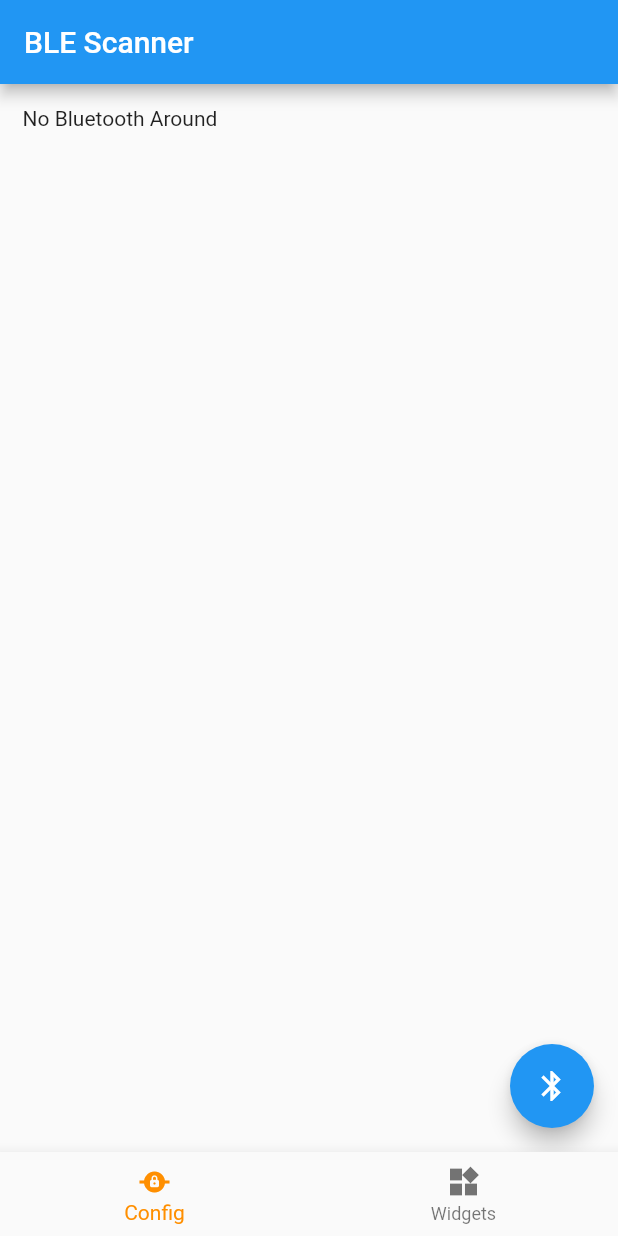
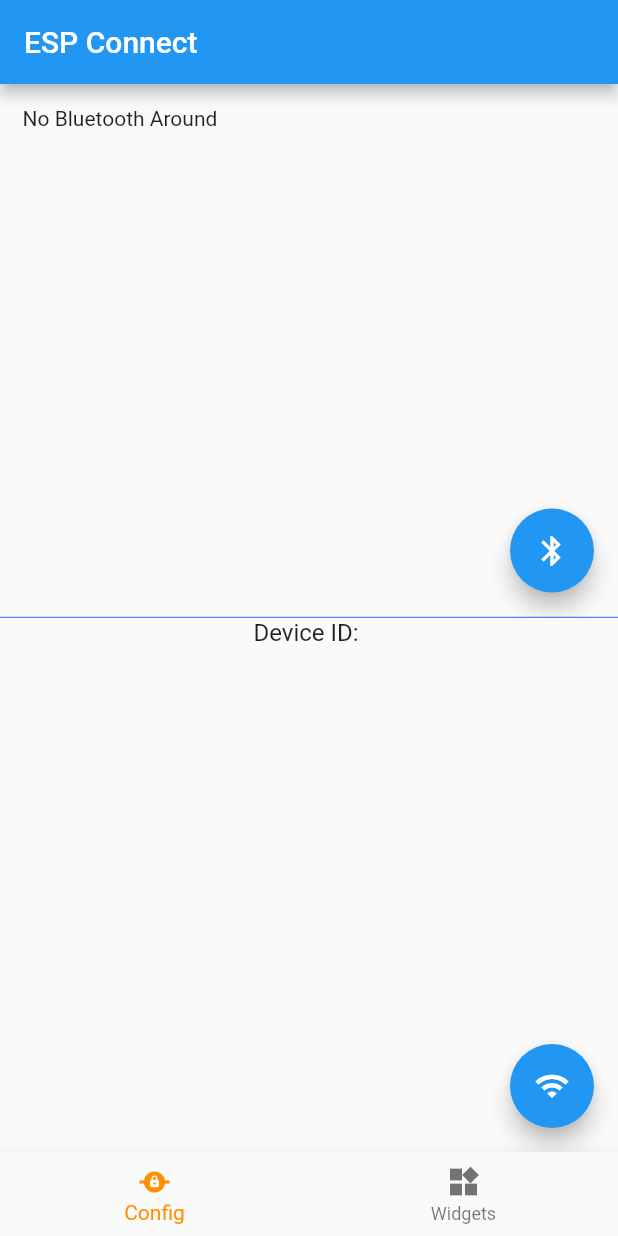
Before and after one commit to ImmortalBoi/ESP-Assistant, a Flutter app: the screen it shows after launch, after a tap on the "bluetooth" icon, on a phone screen of 412 x 824 dp. Run offline on Flutter 3.47's test engine with Material 2 defaults, Android fonts, the phone set to English and light mode, and no system bars; our stand-ins replace get, location; missing offline and left inert: flutter_reactive_ble.

Commit message:
Added all bluetooth connection

```diff
--- /dev/null
+++ b/flutter_app/lib/Controller/wifi_connect_controller.dart
@@ -0,0 +1,59 @@
+import 'package:get/get.dart';
+import 'package:flutter/material.dart';
+import 'package:flutter_reactive_ble/flutter_reactive_ble.dart';
+
+class WifiConnectController extends GetxController {
+  final FlutterReactiveBle _ble = FlutterReactiveBle();
+
+  final RxString receivedData = ''.obs;
+  final RxString deviceID = ''.obs;
+  final RxString ssid = ''.obs;
+  final RxString response = ''.obs;
+  final RxBool isSubscribed = false.obs;
+  final RxList<String> receivedDataList = <String>[].obs;
+  final TextEditingController textController = TextEditingController();
+
+  void setDeviceID(String deviceId) {
+    if (deviceId.isNotEmpty) {
+      isSubscribed.value = true;
+      deviceID.value = deviceId;
+      subscribeToCharacteristic(deviceId);
+    }
+  }
+
+  void subscribeToCharacteristic(String deviceId){
+    try {
+      final characteristic = QualifiedCharacteristic(
+        serviceId: Uuid.parse("4fafc201-1fb5-459e-8fcc-c5c9c331914b"),
+        characteristicId: Uuid.parse("ddbc2cd8-3336-41ab-9b56-6ea85b2fefd7"),
+        deviceId: deviceId,
+      );
+
+      _ble.subscribeToCharacteristic(characteristic).listen((data) {
+        final receivedData = String.fromCharCodes(data);
+        if (!receivedDataList.contains(receivedData)) {
+          print("I LISTENED");
+          receivedDataList.add(receivedData);
+        }
+      });
+    } catch (e) {
+      // Handle any errors
+      print('Error subscribing to characteristic: $e');
+    }
+  }
+
+  void writeCharacteristic(String text) async {
+    final characteristic = QualifiedCharacteristic(
+      serviceId: Uuid.parse("4fafc201-1fb5-459e-8fcc-c5c9c331914b"),
+      characteristicId: Uuid.parse("beb5483e-36e1-4688-b7f5-ea07361b26a8"),
+      deviceId: deviceID.value,
+    );
+
+    try {
+      await _ble.writeCharacteristicWithResponse(characteristic, value: "${ssid.value};;;$text".codeUnits).then((value) => response.value);
+    } catch (e) {
+      // Handle any errors
+      print('Error writing to characteristic: $e');
+    }
+  }
+}
--- a/flutter_app/lib/Tabs/connect_config_widget.dart
+++ /dev/null
@@ -1,170 +0,0 @@
-import 'package:flutter_reactive_ble/flutter_reactive_ble.dart';
-import 'package:flutter/material.dart';
-import 'package:location/location.dart' as location;
-import 'dart:async';
-
-class ConnectConfigWidget extends StatefulWidget {
-  const ConnectConfigWidget({super.key});
-
-  @override
-  State<ConnectConfigWidget> createState() => _ConnectConfigWidgetState();
-}
-
-class _ConnectConfigWidgetState extends State<ConnectConfigWidget> {
-  List<DiscoveredDevice> uniqueDevices = [];
-  final flutterReactiveBle = FlutterReactiveBle();
-  Stream<List<DiscoveredDevice>> devicesStream = const Stream.empty();
-
-  @override
-  void initState() {
-    super.initState();
-    devicesStream = scanForDevices();
-  }
-
-  @override
-  Widget build(BuildContext context) {
-    return Scaffold(
-      appBar: AppBar(
-        title: const Text('BLE Scanner'),
-      ),
-      body: StreamBuilder<List<DiscoveredDevice>>(
-        stream: devicesStream,
-        builder: (BuildContext context,
-            AsyncSnapshot<List<DiscoveredDevice>> snapshot) {
-          if (snapshot.hasError) {
-            return Text('Error: ${snapshot.error}');
-          }
-
-          if (snapshot.connectionState == ConnectionState.waiting) {
-            return const Padding(
-              padding: EdgeInsets.all(15), //apply padding to all four sides
-              child: Text('Waiting for data...'),
-            );
-          }
-
-          if (snapshot.hasData) {
-            final devices = snapshot.data!;
-            return ListView.builder(
-              itemCount: devices.length,
-              itemBuilder: (context, index) {
-                final device = devices[index];
-                return Padding(
-                    padding: const EdgeInsets.all(15),
-                    child: Card(
-                        shape: RoundedRectangleBorder(
-                          borderRadius: BorderRadius.circular(15),
-                          side: const BorderSide(
-                            color: Colors.black,
-                          ),
-                        ),
-                        elevation: 16,
-                        shadowColor: Colors.blue,
-                        child: ListTile(
-                            title: Text(
-                                (device.name == "" ? 'No name' : device.name)),
-                            subtitle: Text(device.id),
-                            trailing: const Icon(Icons.bluetooth_connected),
-                            onTap: () {
-                              showModalBottomSheet<void>(
-                                context: context,
-                                builder: (BuildContext context) {
-                                  var connectionValue = "";
-                                  flutterReactiveBle.connectToDevice(
-                                    id: device.id,
-                                    // servicesWithCharacteristicsToDiscover: {serviceId: [char1, char2]},
-                                    connectionTimeout: const Duration(seconds: 2),
-                                  ).listen((connectionState) {
-                                    if (connectionState.connectionState == DeviceConnectionState.connected){
-                                      connectionValue = "Connected";
-                                    }
-                                    else{
-                                      connectionValue = "Unknown";
-                                    }
-                                    // Handle connection state updates
-                                  }, onError: (Object error) {
-                                    // Handle a possible error
-                                  });
-
-                                  return Container(
-                                    height: 200,
-                                    color: Colors.amber,
-                                    child: Center(
-                                      child: Column(
-                                        mainAxisAlignment:
-                                            MainAxisAlignment.center,
-                                        mainAxisSize: MainAxisSize.min,
-                                        children: <Widget>[
-                                          Text(connectionValue),
-
-                                          ElevatedButton(
-                                            child:
-                                                const Text('Close BottomSheet'),
-                                            onPressed: () =>
-                                                Navigator.pop(context),
-                                          ),
-                                        ],
-                                      ),
-                                    ),
-                                  );
-                                },
-                              );
-                            })));
-              },
-            );
-          }
-
-          return const Padding(
-            padding: EdgeInsets.all(15),
-            child: Text('No Bluetooth Around'),
-          );
-        },
-      ),
-      floatingActionButton: FloatingActionButton(
-        onPressed: () async {
-          devicesStream = scanForDevices();
-          setState(() {});
-          uniqueDevices = [];
-        },
-        child: const Icon(Icons.bluetooth),
-      ),
-    );
-  }
-
-  Stream<List<DiscoveredDevice>> scanForDevices() async* {
-    try {
-      final locationPermissionStatus =
-          await location.Location().hasPermission();
-      if (locationPermissionStatus == location.PermissionStatus.denied) {
-        final permissionStatus = await location.Location().requestPermission();
-        if (permissionStatus != location.PermissionStatus.granted) {
-          throw Exception('Location permission not granted');
-        }
-      }
-
-      final controller = StreamController<DiscoveredDevice>();
-      final scanSubscription = flutterReactiveBle.scanForDevices(
-        withServices: [],
-        scanMode: ScanMode.lowPower,
-        requireLocationServicesEnabled: true,
-      ).listen((device) {
-        controller.add(device);
-      });
-
-      Timer(const Duration(seconds: 5), () {
-        scanSubscription.cancel();
-        controller.close();
-      });
-
-      yield* controller.stream.asyncExpand((device) async* {
-        print(device.name);
-        if (!uniqueDevices.any((d) => d.id == device.id)) {
-          uniqueDevices.add(device);
-          yield uniqueDevices;
-        }
-      });
-    } catch (e) {
-      print('Error: $e');
-      // Handle any errors
-    }
-  }
-}
--- /dev/null
+++ b/flutter_app/lib/Widget/Bluetooth/bluetooth_connect_widget.dart
@@ -0,0 +1,136 @@
+import 'package:flutter_reactive_ble/flutter_reactive_ble.dart';
+import 'package:flutter/material.dart';
+import 'package:location/location.dart' as location;
+import 'package:flutter_app/Widget/Bluetooth/ble_connect_status_modal.dart';
+import 'dart:async';
+
+class BluetoothConnectWidget extends StatefulWidget {
+  const BluetoothConnectWidget({super.key});
+
+  @override
+  State<BluetoothConnectWidget> createState() => _BluetoothConnectWidgetState();
+}
+
+class _BluetoothConnectWidgetState extends State<BluetoothConnectWidget> {
+  List<DiscoveredDevice> uniqueDevices = [];
+  final flutterReactiveBle = FlutterReactiveBle();
+  Stream<List<DiscoveredDevice>> devicesStream = const Stream.empty();
+
+  @override
+  void initState() {
+    super.initState();
+    devicesStream = scanForDevices();
+  }
+
+  @override
+  Widget build(BuildContext context) {
+    return Container(
+      decoration: const BoxDecoration(
+          border: Border(bottom: BorderSide(color: Colors.blueAccent))),
+      child: Scaffold(
+        body: StreamBuilder<List<DiscoveredDevice>>(
+          stream: devicesStream,
+          builder: (BuildContext context,
+              AsyncSnapshot<List<DiscoveredDevice>> snapshot) {
+            if (snapshot.hasError) {
+              return Text('Error: ${snapshot.error}');
+            }
+
+            if (snapshot.connectionState == ConnectionState.waiting) {
+              return const Padding(
+                padding: EdgeInsets.all(15), //apply padding to all four sides
+                child: Text('Waiting for data...'),
+              );
+            }
+
+            if (snapshot.hasData) {
+              final devices = snapshot.data!;
+              return ListView.builder(
+                itemCount: devices.length,
+                itemBuilder: (context, index) {
+                  final device = devices[index];
+                  return Padding(
+                      padding: const EdgeInsets.all(15),
+                      child: Card(
+                          shape: RoundedRectangleBorder(
+                            borderRadius: BorderRadius.circular(15),
+                            side: const BorderSide(
+                              color: Colors.black,
+                            ),
+                          ),
+                          elevation: 16,
+                          shadowColor: Colors.blue,
+                          child: ListTile(
+                              title: Text((device.name == ""
+                                  ? 'No name'
+                                  : device.name)),
+                              subtitle: Text(device.id),
+                              trailing: const Icon(Icons.bluetooth_connected),
+                              onTap: () {
+                                showModalBottomSheet<void>(
+                                  context: context,
+                                  builder: (context) {
+                                    return BleModalWidget(deviceId: device.id);
+                                  },
+                                );
+                              })));
+                },
+              );
+            }
+
+            return const Padding(
+              padding: EdgeInsets.all(15),
+              child: Text('No Bluetooth Around'),
+            );
+          },
+        ),
+        floatingActionButton: FloatingActionButton(
+          onPressed: () async {
+            devicesStream = scanForDevices();
+            setState(() {});
+            uniqueDevices = [];
+          },
+          child: const Icon(Icons.bluetooth),
+        ),
+      ),
+    );
+  }
+
+  Stream<List<DiscoveredDevice>> scanForDevices() async* {
+    try {
+      final locationPermissionStatus =
+          await location.Location().hasPermission();
+      if (locationPermissionStatus == location.PermissionStatus.denied) {
+        final permissionStatus = await location.Location().requestPermission();
+        if (permissionStatus != location.PermissionStatus.granted) {
+          throw Exception('Location permission not granted');
+        }
+      }
+
+      final controller = StreamController<DiscoveredDevice>();
+      final scanSubscription = flutterReactiveBle.scanForDevices(
+        withServices: [],
+        scanMode: ScanMode.lowPower,
+        requireLocationServicesEnabled: true,
+      ).listen((device) {
+        controller.add(device);
+      });
+
+      Timer(const Duration(seconds: 5), () {
+        scanSubscription.cancel();
+        controller.close();
+      });
+
+      yield* controller.stream.asyncExpand((device) async* {
+        print(device.name);
+        if (!uniqueDevices.any((d) => d.id == device.id)) {
+          uniqueDevices.add(device);
+          yield uniqueDevices;
+        }
+      });
+    } catch (e) {
+      print('Error: $e');
+      // Handle any errors
+    }
+  }
+}
--- /dev/null
+++ b/flutter_app/lib/Widget/Wifi/wifi_connect_widget.dart
@@ -0,0 +1,66 @@
+import 'package:flutter/material.dart';
+import 'package:flutter_app/Widget/Wifi/wifi_modal_widget.dart';
+import 'package:get/get.dart';
+import 'package:flutter_app/Controller/wifi_connect_controller.dart';
+
+class WifiConnectWidget extends StatelessWidget {
+  final WifiConnectController controller = Get.put(WifiConnectController());
+
+  WifiConnectWidget({Key? key}) : super(key: key);
+
+  @override
+  Widget build(BuildContext context) {
+    return Scaffold(
+      body: Obx(() => Column(
+            children: <Widget>[
+              Text(
+                'Device ID: ${controller.deviceID.value}',
+                style: const TextStyle(fontSize: 16),
+              ),
+              Expanded(
+                child: SizedBox(
+                  height: 200.0,
+                  child: ListView.builder(
+                    itemCount: controller.receivedDataList.length,
+                    itemBuilder: (context, index) {
+                      return Padding(
+                        padding: const EdgeInsets.only(top: 15, left: 15, right: 15),
+                        child: Card(
+                          shape: RoundedRectangleBorder(
+                            borderRadius: BorderRadius.circular(15),
+                            side: const BorderSide(
+                              color: Colors.black,
+                            ),
+                          ),
+                          elevation: 16,
+                          shadowColor: Colors.blue,
+                          child: ListTile(
+                            title: Text(controller.receivedDataList[index]),
+                            trailing: const Icon(Icons.wifi),
+                            onTap: () {
+                              showModalBottomSheet<void>(
+                                context: context,
+                                builder: (context) {
+                                  controller.ssid.value = controller.receivedDataList[index];
+                                  return const WifiConnectModalWidget();
+                                },
+                              );
+                            },
+                          ),
+                        ),
+                      );
+                    },
+                  ),
+                ),
+              ),
+            ],
+          )),
+      floatingActionButton: FloatingActionButton(
+        onPressed: () {
+          controller.receivedDataList.clear();
+        },
+        child: const Icon(Icons.wifi),
+      ),
+    );
+  }
+}
--- /dev/null
+++ b/flutter_app/lib/Widget/bluetooth_wifi_wrapper_widget.dart
@@ -0,0 +1,34 @@
+import 'package:flutter/material.dart';
+import 'package:flutter_app/Widget/Bluetooth/bluetooth_connect_widget.dart';
+import 'package:flutter_app/Widget/Wifi/wifi_connect_widget.dart';
+
+class BluetoothWifiWrapperWidget extends StatelessWidget {
+  const BluetoothWifiWrapperWidget({super.key});
+
+  @override
+  Widget build(BuildContext context) {
+    return MaterialApp(
+      home: Scaffold(
+        appBar: AppBar(
+          title: const Text('ESP Connect'),
+          backgroundColor: Colors.blue,
+        ),
+        body: const WrapperWidget(),
+      ),
+    );
+  }
+}
+
+class WrapperWidget extends StatelessWidget {
+  const WrapperWidget({super.key});
+
+  @override
+  Widget build(BuildContext context) {
+    return Column(
+      children: <Widget>[
+        const Expanded(child: BluetoothConnectWidget()),
+        Expanded(child: WifiConnectWidget()),
+      ],
+    );
+  }
+}
--- a/flutter_app/lib/main.dart
+++ b/flutter_app/lib/main.dart
@@ -1,5 +1,5 @@
 import 'package:flutter/material.dart';
-import 'package:flutter_app/Tabs/connect_config_widget.dart';
+import 'package:flutter_app/Widget/bluetooth_wifi_wrapper_widget.dart';
 
 void main() {
   runApp(const MyApp());
@@ -34,7 +34,7 @@ class _BottomNavigationBarExampleState
   static const TextStyle optionStyle =
       TextStyle(fontSize: 30, fontWeight: FontWeight.bold);
   static const List<Widget> _widgetOptions = <Widget>[
-    ConnectConfigWidget(key: Key('home')),
+    BluetoothWifiWrapperWidget(key: Key('home')),
     Text(
       'Index 1: Widgets',
       style: optionStyle,
--- a/flutter_app/pubspec.yaml
+++ b/flutter_app/pubspec.yaml
@@ -37,6 +37,7 @@ dependencies:
   cupertino_icons: ^1.0.2
   flutter_reactive_ble: ^5.2.0
   location: ^5.0.3
+  get: ^4.6.5
 
 dev_dependencies:
   flutter_test:
```
Also changed, not shown: flutter_app/lib/Widget/Bluetooth/ble_connect_status_modal.dart (added, +77 -0 lines), flutter_app/lib/Widget/Wifi/wifi_modal_widget.dart (added, +33 -0 lines), flutter_app/pubspec.lock, 1 other file.
